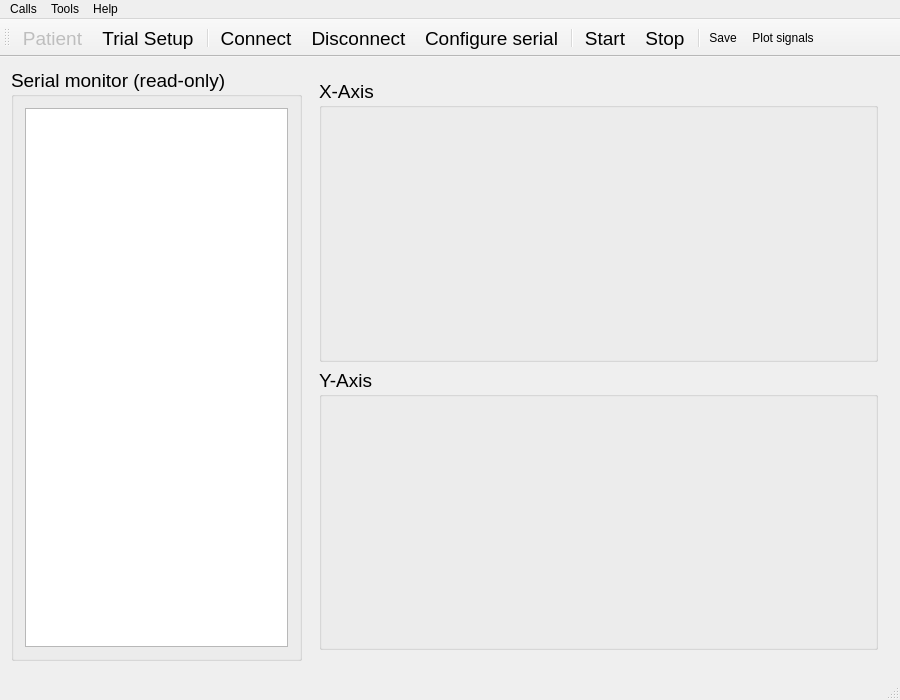
This is non_contact_tremor/mainwindow.ui in oliveirafhm/NCCSystem as Qt 5 draws it before an edit. The edited form follows.
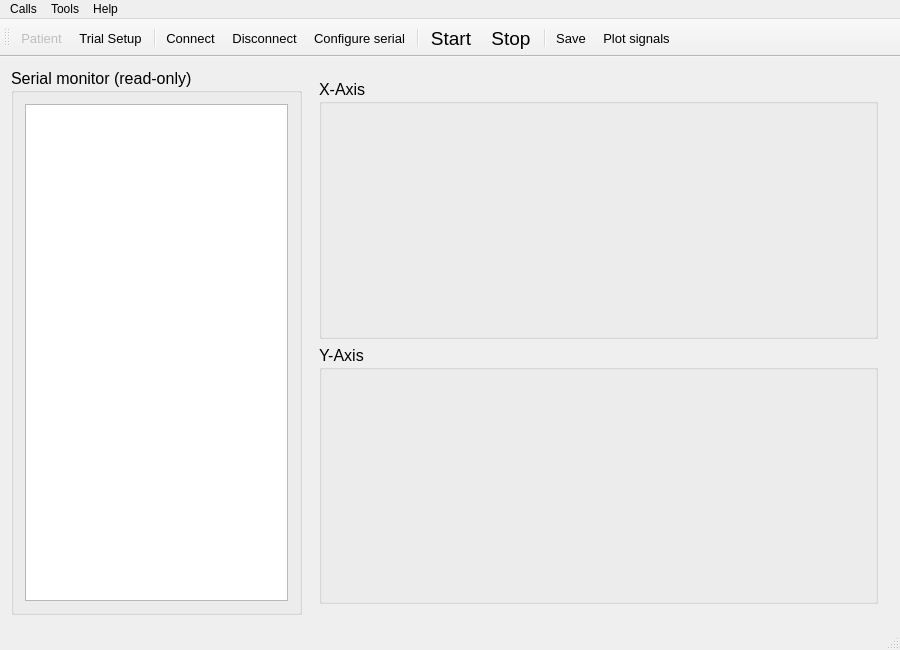
This is the edited form. Icons and pictures are not drawn. Custom widgets are drawn as their Qt base class.

Patch:
```diff
--- a/non_contact_tremor/mainwindow.ui
+++ b/non_contact_tremor/mainwindow.ui
@@ -7,7 +7,7 @@
     <x>0</x>
     <y>0</y>
     <width>900</width>
-    <height>700</height>
+    <height>650</height>
    </rect>
   </property>
   <property name="windowTitle">
@@ -29,7 +29,7 @@
       </property>
       <property name="font">
        <font>
-        <pointsize>14</pointsize>
+        <pointsize>12</pointsize>
        </font>
       </property>
       <property name="title">
@@ -40,7 +40,7 @@
         <widget class="QPlainTextEdit" name="serialMonitorTextEdit">
          <property name="font">
           <font>
-           <pointsize>14</pointsize>
+           <pointsize>12</pointsize>
           </font>
          </property>
          <property name="undoRedoEnabled">
@@ -76,7 +76,7 @@
          </property>
          <property name="font">
           <font>
-           <pointsize>14</pointsize>
+           <pointsize>12</pointsize>
           </font>
          </property>
          <property name="title">
@@ -103,7 +103,7 @@
          </property>
          <property name="font">
           <font>
-           <pointsize>14</pointsize>
+           <pointsize>12</pointsize>
           </font>
          </property>
          <property name="title">
@@ -169,6 +169,11 @@
    <addaction name="menuHelp"/>
   </widget>
   <widget class="QToolBar" name="mainToolBar">
+   <property name="font">
+    <font>
+     <pointsize>10</pointsize>
+    </font>
+   </property>
    <property name="autoFillBackground">
     <bool>false</bool>
    </property>
@@ -200,7 +205,7 @@
   <widget class="QStatusBar" name="statusBar">
    <property name="font">
     <font>
-     <pointsize>14</pointsize>
+     <pointsize>12</pointsize>
     </font>
    </property>
   </widget>
@@ -217,7 +222,7 @@
    </property>
    <property name="font">
     <font>
-     <pointsize>14</pointsize>
+     <pointsize>10</pointsize>
     </font>
    </property>
   </action>
@@ -234,7 +239,7 @@
    </property>
    <property name="font">
     <font>
-     <pointsize>14</pointsize>
+     <pointsize>10</pointsize>
     </font>
    </property>
   </action>
@@ -251,7 +256,7 @@
    </property>
    <property name="font">
     <font>
-     <pointsize>14</pointsize>
+     <pointsize>10</pointsize>
     </font>
    </property>
   </action>
@@ -288,7 +293,7 @@
    </property>
    <property name="font">
     <font>
-     <pointsize>14</pointsize>
+     <pointsize>10</pointsize>
     </font>
    </property>
   </action>
@@ -305,7 +310,7 @@
    </property>
    <property name="font">
     <font>
-     <pointsize>14</pointsize>
+     <pointsize>10</pointsize>
     </font>
    </property>
   </action>
@@ -394,6 +399,11 @@
    <property name="toolTip">
     <string>Save data in this PC</string>
    </property>
+   <property name="font">
+    <font>
+     <pointsize>10</pointsize>
+    </font>
+   </property>
   </action>
   <action name="actionPlotSignals">
    <property name="icon">
@@ -406,6 +416,11 @@
    <property name="toolTip">
     <string>Plot the recorded signals</string>
    </property>
+   <property name="font">
+    <font>
+     <pointsize>10</pointsize>
+    </font>
+   </property>
   </action>
  </widget>
  <layoutdefault spacing="6" margin="11"/>
```
Left out of the diff: 15 changed lines with no effect on the pictures.
